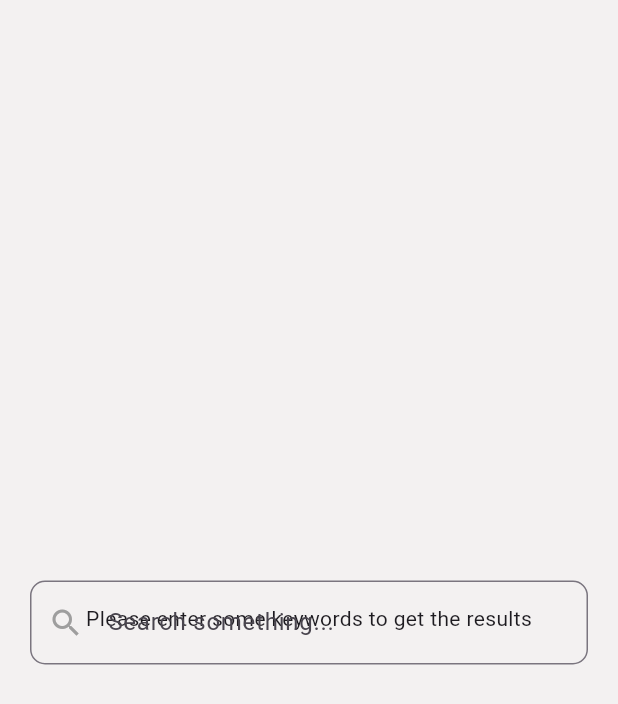
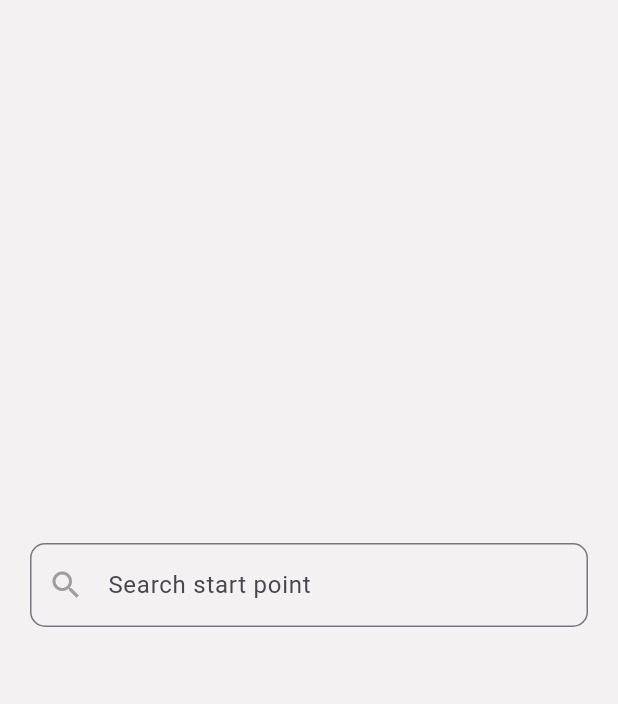
Before and after one commit to shrashk/ticketly, a Flutter app: the screen it shows after launch, on a phone screen of 412 x 824 dp. Shown: the top 704 px of the screen. Run offline on Flutter 3.47's test engine with Material 3 defaults, Android fonts, the phone set to English and light mode, and no system bars; our stand-ins replace dio, equatable, flutter_bloc, pretty_dio_logger.

Commit message:
minor UI fixes

```diff
--- a/lib/constants.dart
+++ b/lib/constants.dart
@@ -6,14 +6,13 @@ class AppStrings {
   static const String dataFetched = "Data fetched successfully!";
   static const String noResults = "No results found. Please search with a different keyword.";
   static const String errorOccurred = "An error occurred. Please try again.";
-  static const String searchHint = "Search something...";
+  static const String searchHint = "Search start point";
   static const String bestMatch = "Best Match";
   static const String typePrefix = "Type: ";
   static const String localityPrefix = "Locality: ";
   static const String additionalInfoPrefix = "Additional info: ";
   static const String somethingWentWrong = "Something went wrong.";
 }
-
 
 class AppBorders {
   static BorderRadius listItemBorderRadius = BorderRadius.circular(10);
--- a/lib/cubit/dashboard/dashboard_screen.dart
+++ b/lib/cubit/dashboard/dashboard_screen.dart
@@ -18,6 +18,8 @@ class DashboardScreen extends StatefulWidget {
 
 class DashboardScreenState extends State<DashboardScreen> {
   final ScrollController scrollController = ScrollController();
+  final TextEditingController _controller = TextEditingController();
+  StreamSubscription<DashboardState>? _textSubscription;
   final FocusNode _focusNode = FocusNode();
   late Timer searchOnStoppedTyping;
   bool _isSearchTapped = false;
@@ -25,11 +27,29 @@ class DashboardScreenState extends State<DashboardScreen> {
   @override
   void initState() {
     super.initState();
+
     searchOnStoppedTyping = Timer(Duration.zero, () {});
     //listener to handle focus changes
     _focusNode.addListener(_handleFocusChange);
     //listener to handle scroll events on the scroll controller
     scrollController.addListener(_onScroll);
+  }
+
+  @override
+  void didChangeDependencies() {
+    super.didChangeDependencies();
+    _subscribeToTextUpdates();
+  }
+
+  void _subscribeToTextUpdates() {
+    _textSubscription = context.read<DashboardCubit>().stream.listen((state) {
+      if (state is DashboardLoaded) {
+        if (_controller.text != state.textInSearch) {
+          _controller.text = state.textInSearch;
+          setState(() {});
+        }
+      }
+    });
   }
 
   void _handleSearchChange(String value) {
@@ -43,8 +63,7 @@ class DashboardScreenState extends State<DashboardScreen> {
     }
     if (value.isNotEmpty) {
       // The Timer calls the search method of the DashboardCubit with the trimmed value.
-      searchOnStoppedTyping = Timer(
-          duration, () => context.read<DashboardCubit>().search(value.trim()));
+      searchOnStoppedTyping = Timer(duration, () => context.read<DashboardCubit>().search(value.trim()));
     }
   }
 
@@ -72,6 +91,7 @@ class DashboardScreenState extends State<DashboardScreen> {
     }
     _focusNode.removeListener(_handleFocusChange);
     _focusNode.dispose();
+    _textSubscription?.cancel();
     super.dispose();
   }
 
@@ -89,6 +109,7 @@ class DashboardScreenState extends State<DashboardScreen> {
             //Search textfield - position updates when tapped
             AnimatedSearchInput(
               isSearchTapped: _isSearchTapped,
+              controller: _controller,
               focusNode: _focusNode,
               onChanged: _handleSearchChange,
             ),
@@ -133,7 +154,7 @@ class SearchResultList extends StatelessWidget {
                 }
                 //default state
                 else {
-                  return const Center(child: Text(AppStrings.enterKeywords));
+                  return const Center(child: SizedBox());
                 }
               },
             ),
@@ -157,11 +178,14 @@ class LocationsList extends StatelessWidget {
         child: ListView.separated(
           controller: scrollController,
           itemCount: state.apiResponse.locations.length,
-          separatorBuilder: (context, index) =>
-              const SizedBox(height: AppConstants.listItemSeparatorHeight),
+          separatorBuilder: (context, index) => const SizedBox(height: AppConstants.listItemSeparatorHeight),
           itemBuilder: (context, index) {
             final location = state.apiResponse.locations[index];
-            return MatchThumbnail(location: location);
+            return GestureDetector(
+                onTap: () {
+                  context.read<DashboardCubit>().selectPoint(locationPoint: location.name);
+                },
+                child: MatchThumbnail(location: location));
           },
         ),
       );
@@ -177,13 +201,9 @@ class AnimatedSearchInput extends StatelessWidget {
   // Is required to manipulate the keyboard focus/unfocus functionality
   final FocusNode focusNode;
   final ValueChanged<String> onChanged;
+  final TextEditingController controller;
 
-  const AnimatedSearchInput({
-    super.key,
-    required this.isSearchTapped,
-    required this.focusNode,
-    required this.onChanged,
-  });
+  const AnimatedSearchInput({super.key, required this.isSearchTapped, required this.focusNode, required this.onChanged, required this.controller});
 
   @override
   Widget build(BuildContext context) {
@@ -192,10 +212,11 @@ class AnimatedSearchInput extends StatelessWidget {
     return AnimatedPositioned(
       duration: AppConstants.searchInputAnimationDuration,
       // Top position of the widget, changes based on whether the search input is tapped.
-      top: isSearchTapped ? 10 : MediaQuery.of(context).size.height / 2 - 25,
+      top: isSearchTapped ? 10 : MediaQuery.of(context).size.height / 2 - 50,
       left: 20,
       right: 20,
       child: SearchInput(
+        controller: controller,
         focusNode: focusNode,
         onChanged: onChanged,
       ),
--- a/lib/cubit/dashboard/dashboard_state.dart
+++ b/lib/cubit/dashboard/dashboard_state.dart
@@ -1,21 +1,40 @@
+import 'package:equatable/equatable.dart';
 import 'package:ticketly/constants.dart';
 import 'package:ticketly/models/api_response.dart';
 
-abstract class DashboardState {}
+abstract class DashboardState extends Equatable {}
 
 class DashboardInitial extends DashboardState {
   final String message;
   DashboardInitial({this.message = AppStrings.enterKeywords});
+  @override
+  List<Object> get props => [];
 }
 
-class DashboardLoading extends DashboardState {}
+class DashboardLoading extends DashboardState {
+  @override
+  List<Object> get props => [];
+}
 
 class DashboardLoaded extends DashboardState {
   final ApiResponse apiResponse;
-  DashboardLoaded({required this.apiResponse});
+  final String textInSearch;
+  DashboardLoaded({required this.apiResponse, this.textInSearch = ""});
+  @override
+  List<Object> get props => [apiResponse, textInSearch];
+
+  //create copywith method to update the textInSearch
+  DashboardLoaded copyWith({ApiResponse? apiResponse, String? textInSearch}) {
+    return DashboardLoaded(
+      apiResponse: apiResponse ?? this.apiResponse,
+      textInSearch: textInSearch ?? this.textInSearch,
+    );
+  }
 }
 
 class DashboardError extends DashboardState {
   final String errorMessage;
   DashboardError(this.errorMessage);
+  @override
+  List<Object> get props => [];
 }
--- a/lib/theme/colors.dart
+++ b/lib/theme/colors.dart
@@ -6,7 +6,7 @@ class AppColors {
   static const Color background = Color.fromARGB(255, 243, 241, 241);
   static const Color listItemBackground = Colors.white;
   static const Color bestMatchBadgeBackground = Color(0xFFA7D489);
-  static const Color typeBadgeBackground = Color(0xFF809BCE);
+  static const Color typeBadgeBackground = Color.fromARGB(255, 205, 114, 39);
   static const Color starIcon = Colors.amber;
   static const Color textWhite = Color(0xFFFFFFFF);
   static const Color divider = Colors.black12;
--- a/lib/theme/styles.dart
+++ b/lib/theme/styles.dart
@@ -1,4 +1,5 @@
 import 'package:flutter/material.dart';
+import 'package:ticketly/theme/colors.dart';
 
 class AppStyles {
   static const TextStyle listItemTitle = TextStyle(
@@ -13,4 +14,9 @@ class AppStyles {
     fontSize: 10,
     fontWeight: FontWeight.w400,
   );
+  static const TextStyle type = TextStyle(
+    fontSize: 12,
+    color: AppColors.textWhite,
+    fontWeight: FontWeight.w500,
+  );
 }
--- a/lib/widgets/match_thumbnail.dart
+++ b/lib/widgets/match_thumbnail.dart
@@ -28,7 +28,6 @@ class MatchThumbnail extends StatelessWidget {
             LocationName(name: location.name),
             LocationTypeBadge(type: location.type),
             LocationParent(parentType: location.parent.type, parentName: location.parent.name),
-
             if (location.properties != null) AdditionalInfo(properties: location.properties!)
           ],
         ),
@@ -114,7 +113,7 @@ class LocationTypeBadge extends StatelessWidget {
           ),
           child: Text(
             "${AppStrings.typePrefix}$type",
-            style: AppStyles.listItemSubtitle,
+            style: AppStyles.type,
           ),
         ),
       ),
@@ -145,7 +144,8 @@ class AdditionalInfo extends StatelessWidget {
   @override
   Widget build(BuildContext context) {
     return Column(
-      children: [    const Divider(color: AppColors.divider),
+      children: [
+        const Divider(color: AppColors.divider),
         Row(
           children: [
             const Text(
--- a/lib/widgets/search_input.dart
+++ b/lib/widgets/search_input.dart
@@ -4,12 +4,15 @@ import 'package:ticketly/constants.dart';
 class SearchInput extends StatelessWidget {
   final ValueChanged<String> onChanged;
   final FocusNode focusNode;
+  final TextEditingController controller;
 
-  const SearchInput({super.key, required this.onChanged,required this.focusNode,});
+  const SearchInput({super.key, required this.onChanged, required this.focusNode, required this.controller});
 
   @override
   Widget build(BuildContext context) {
-    return TextField(focusNode: focusNode,
+    return TextField(
+      controller: controller,
+      focusNode: focusNode,
       onChanged: onChanged,
       decoration: InputDecoration(
         prefixIcon: const Icon(Icons.search, color: Colors.grey),
--- a/pubspec.yaml
+++ b/pubspec.yaml
@@ -41,6 +41,7 @@ dependencies:
   json_annotation: ^4.9.0
   mocktail: ^1.0.4
   bloc_test: ^9.1.7
+  equatable: ^2.0.5
 
 
 dev_dependencies:
```
Also changed, not shown: lib/cubit/dashboard/dashboard_cubit.dart (+7 -0 lines), pubspec.lock, 1 other file.
